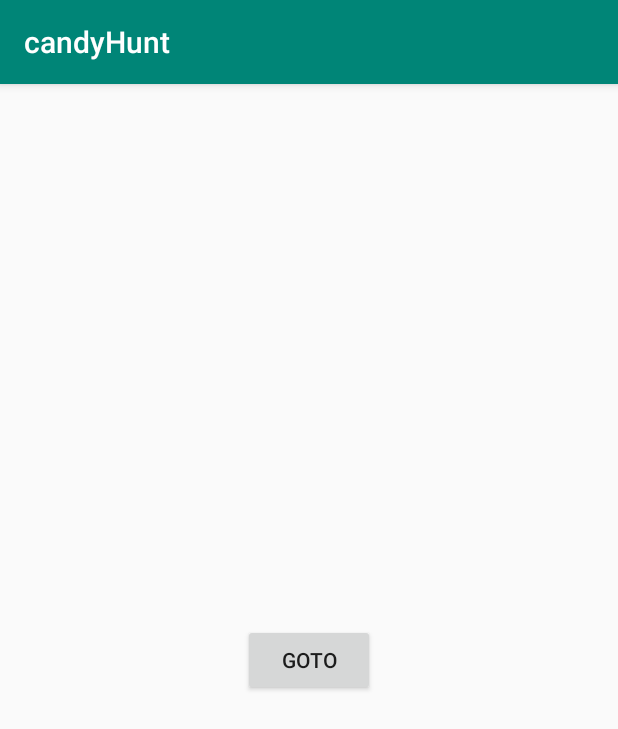
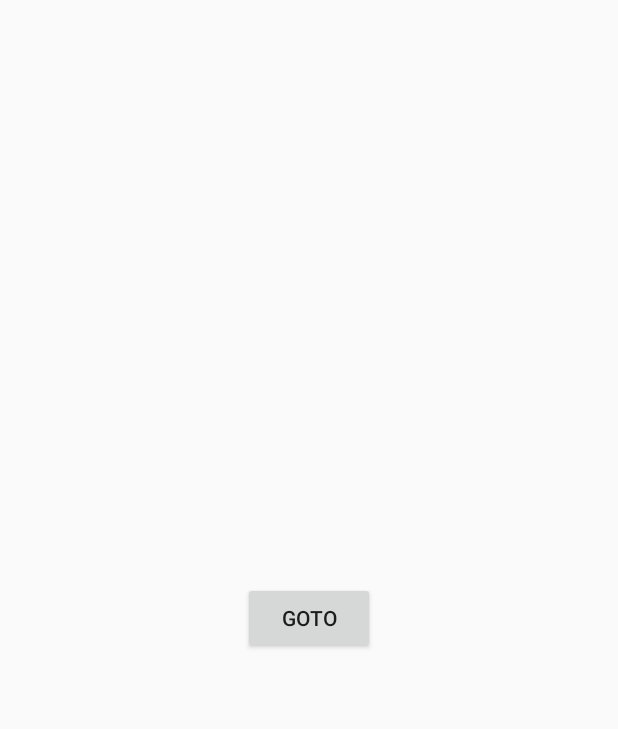
Before and after one commit to RomainMarca/candyHunt, an Android app: the screen it shows after launch (MainActivity), on a phone screen of 412 x 824 dp. Shown: the top 729 px of the screen. Run offline under Robolectric (Android 15) with nearby library versions, the light colour scheme and no system bars; 2 statements that could not run were skipped.

Commit message:
no action bar

```diff
--- a/app/src/main/java/fr/wildcodeschool/candyhunt/MainActivity.java
+++ b/app/src/main/java/fr/wildcodeschool/candyhunt/MainActivity.java
@@ -31,7 +31,7 @@
             }
         });
 
-        Singleton.getInstance().initGamer();
+        Singleton.getInstance().initPlayers();
     }
 
 }
--- a/app/src/main/res/values/styles.xml
+++ b/app/src/main/res/values/styles.xml
@@ -1,7 +1,7 @@
 <resources>
 
     <!-- Base application theme. -->
-    <style name="AppTheme" parent="Theme.AppCompat.Light.DarkActionBar">
+    <style name="AppTheme" parent="Theme.AppCompat.Light.NoActionBar">
         <!-- Customize your theme here. -->
         <item name="colorPrimary">@color/colorPrimary</item>
         <item name="colorPrimaryDark">@color/colorPrimaryDark</item>
```
